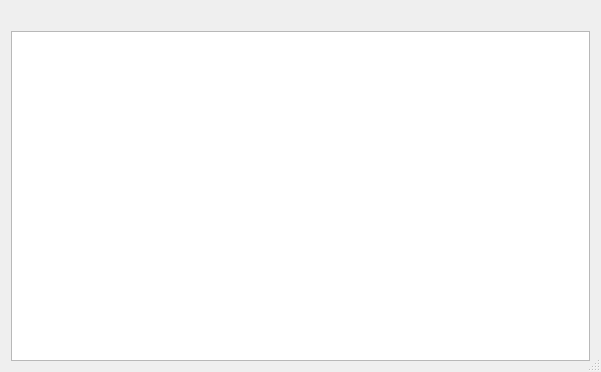
First picture: the form in stacktracewindow.ui, repository mshroyer/towerofhanoi, before the edit.
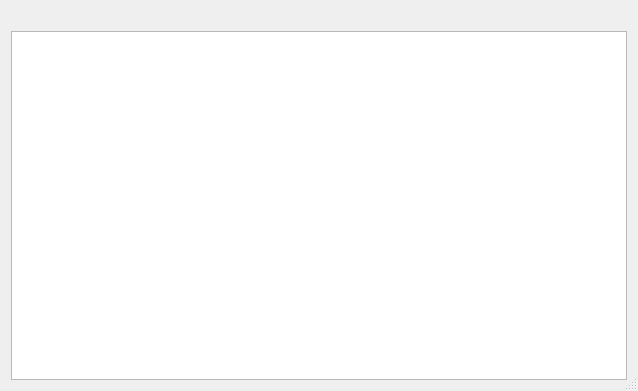
Second picture: the form after the edit.

Commit message: Add header to stack trace

The edit to the form file:
```diff
--- a/stacktracewindow.ui
+++ b/stacktracewindow.ui
@@ -6,8 +6,8 @@
    <rect>
     <x>0</x>
     <y>0</y>
-    <width>601</width>
-    <height>372</height>
+    <width>638</width>
+    <height>391</height>
    </rect>
   </property>
   <property name="windowTitle">
```
The commit also changes 1 other file.
